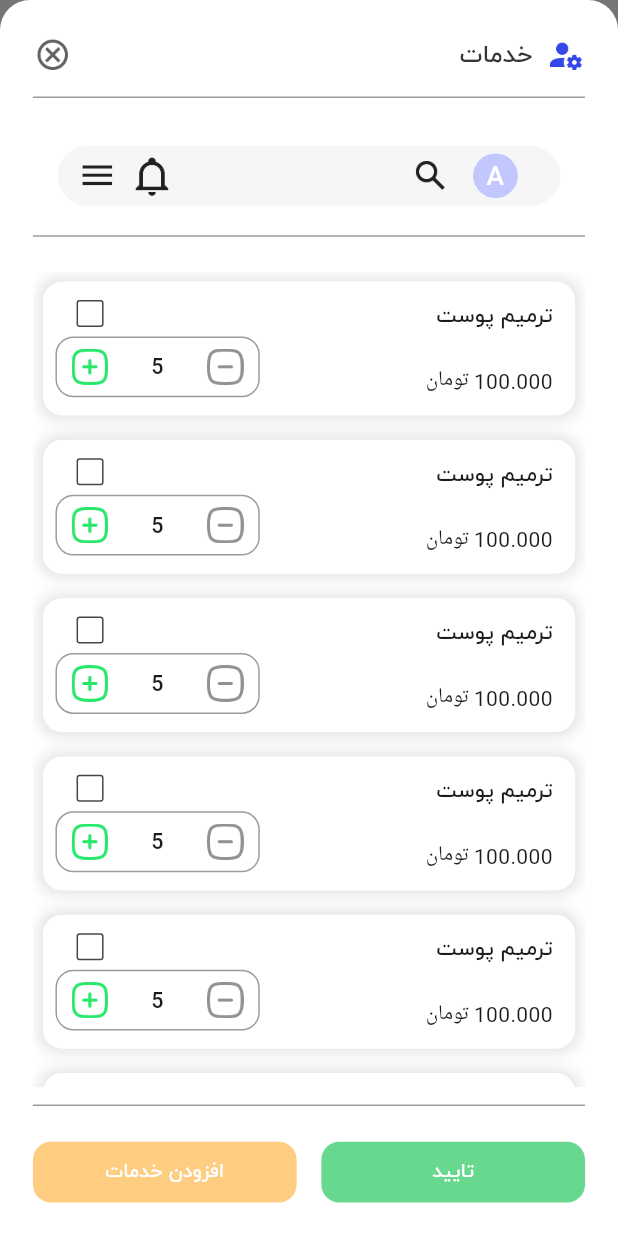
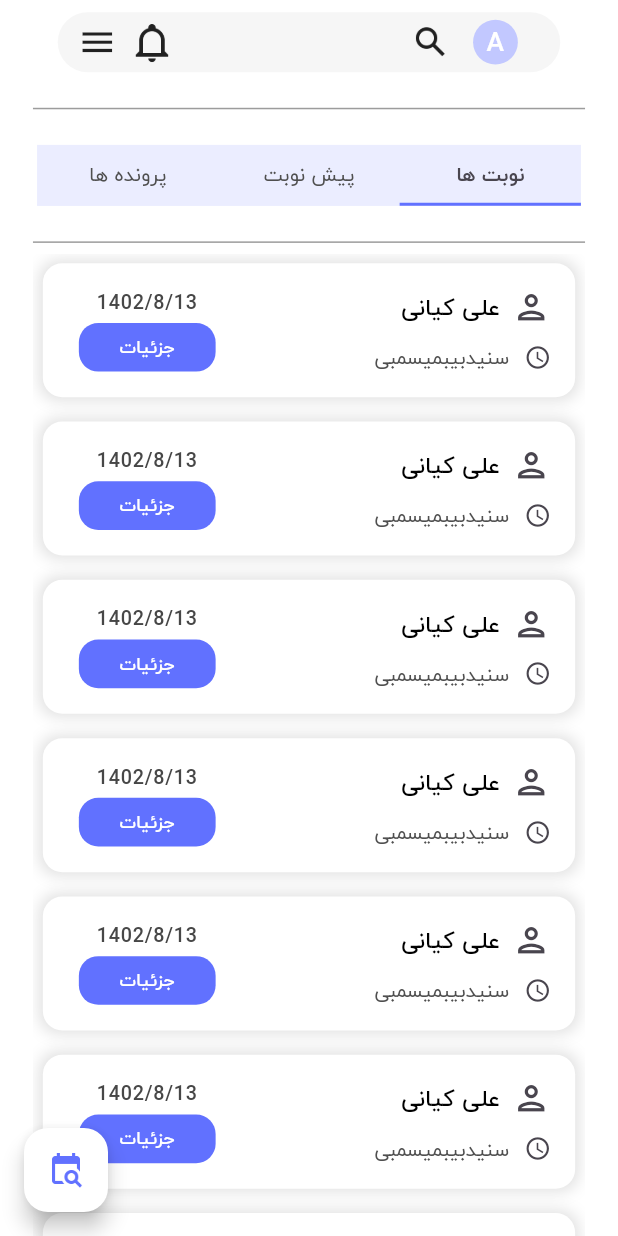
Before and after one commit to RayMasoumi/nobitok, a Flutter app: the screen it shows after launch, on a phone screen of 412 x 824 dp. Run offline on Flutter 3.47's test engine with Material 2 defaults, Android fonts, the phone set to English and light mode, and no system bars; our stand-ins replace flutter_bloc, flutter_screenutil.

Commit message:
home screen list view fully fixed

```diff
--- a/lib/main.dart
+++ b/lib/main.dart
@@ -1,7 +1,7 @@
 import 'package:flutter/material.dart';
 import 'package:flutter_localizations/flutter_localizations.dart';
 import 'package:flutter_screenutil/flutter_screenutil.dart';
-import 'package:nobitok/presentation/modal_bottom_sheets/service_list.dart';
+import 'package:nobitok/presentation/screens/home_screen.dart';
 
 import 'constants/sizes.dart';
 
@@ -30,7 +30,7 @@ class MyApp extends StatelessWidget {
           home: const Directionality(
             textDirection: TextDirection.rtl,
             // child: ChangePriceBottomSheet(),
-            child: ServiceBottomSheet(),
+            child: HomeScreen(),
           ),
           localizationsDelegates: const [
             GlobalMaterialLocalizations.delegate,
--- a/lib/presentation/modal_bottom_sheets/service_list.dart
+++ b/lib/presentation/modal_bottom_sheets/service_list.dart
@@ -1,17 +1,14 @@
 import 'package:flutter/material.dart';
-import 'package:flutter_screenutil/flutter_screenutil.dart';
 import 'package:nobitok/constants/colors.dart';
 import 'package:nobitok/constants/sizes.dart';
-import 'package:nobitok/constants/strings.dart';
 import 'package:nobitok/presentation/widgets/custom_button.dart';
 import 'package:nobitok/presentation/widgets/custom_list_view.dart';
 import 'package:nobitok/presentation/widgets/custom_topbar.dart';
 import 'package:nobitok/presentation/widgets/padded_divider.dart';
 import 'package:nobitok/presentation/widgets/searchbar_widget.dart';
 
-import '../../constants/styles.dart';
 import '../widgets/custom_bottom_sheet.dart';
-import '../widgets/custom_input_quantity_widget.dart';
+import '../widgets/service_list_tile.dart';
 
 class ServiceBottomSheet extends StatelessWidget {
   const ServiceBottomSheet({super.key});
@@ -36,81 +33,13 @@ class ServiceBottomSheet extends StatelessWidget {
 // * divider:
             const PaddedDivider(topPadding: 12, bottomPadding: 16),
 // * listView:
-            Expanded(
+            const Expanded(
               child: CustomListView(
                 tileLeftPadding: 4,
                 tileRightPadding: 10,
                 tileTopPadding: 8,
                 tileBottomPadding: 8,
-                listTile: Card(
-                  elevation: 0,
-                  color: Colors.white,
-                  child: Row(
-                    mainAxisAlignment: MainAxisAlignment.spaceBetween,
-                    children: [
-// * right side:
-                      Expanded(
-                        child: Column(
-                          mainAxisAlignment: MainAxisAlignment.spaceBetween,
-                          children: [
-// * service name:
-                            Row(
-                              children: [
-                                Text(
-                                  'ترمیم پوست',
-                                  style: kBold13TextStyle,
-                                  textAlign: TextAlign.start,
-                                ),
-                                const Spacer(),
-                              ],
-                            ),
-// * service price:
-                            const Row(
-                              children: [
-                                Text('100.000'),
-                                Text(' $kCurrency'),
-                              ],
-                            ),
-                          ],
-                        ),
-                      ),
-// * left side:
-                      Expanded(
-                        child: Column(
-                          crossAxisAlignment: CrossAxisAlignment.end,
-                          mainAxisAlignment: MainAxisAlignment.spaceBetween,
-                          children: [
-// * checkbox:
-                            Row(
-                              mainAxisAlignment: MainAxisAlignment.end,
-                              children: [
-                                SizedBox(
-                                  height: 18.h,
-                                  width: 18.w,
-                                  child: Checkbox(
-                                    value: false,
-                                    onChanged: (value) {},
-                                    side: const BorderSide(
-                                      color: Color(0xff49454F),
-                                    ),
-                                  ),
-                                ),
-                                SizedBox(
-                                  width: 12.w,
-                                ),
-                              ],
-                            ),
-
-// * quantity:
-                            const CustomInputQuantityWidget(
-                              index: 5,
-                            ),
-                          ],
-                        ),
-                      )
-                    ],
-                  ),
-                ),
+                listTile: ServicesListTile(),
               ),
             ),
 // * bottom divider:
--- a/lib/presentation/screens/home_screen.dart
+++ b/lib/presentation/screens/home_screen.dart
@@ -1,13 +1,10 @@
 import 'package:flutter/material.dart';
 import 'package:flutter_screenutil/flutter_screenutil.dart';
-import 'package:nobitok/presentation/widgets/custom_list_tile.dart';
 import 'package:nobitok/presentation/widgets/custom_list_view.dart';
 import 'package:nobitok/presentation/widgets/custom_tabbar.dart';
+import 'package:nobitok/presentation/widgets/customer_list_tile.dart';
 import 'package:nobitok/presentation/widgets/padded_divider.dart';
 
-import '../../constants/sizes.dart';
-import '../../constants/styles.dart';
-import '../widgets/custom_button.dart';
 import '../widgets/custom_image_widget.dart';
 import '../widgets/horizontal_padding.dart';
 import '../widgets/searchbar_widget.dart';
@@ -47,73 +44,20 @@ class HomeScreen extends StatelessWidget {
                 bottomPadding: 16,
               ), // * end of first divider
 // * tab bar:
-              const CustomTabbar(),
+              const CustomTabBar(),
 // * second divider:
               const PaddedDivider(
                 topPadding: 16,
                 bottomPadding: 0,
               ), // * after divider:
 // * list view:
-              Expanded(
+              const Expanded(
                 child: CustomListView(
-                  listTile: CustomListTile(
-                    leading: SizedBox(
-                      width: 150.w,
-                      child: Column(
-                        children: [
-                          Row(
-                            children: [
-                              Icon(
-                                Icons.person_outlined,
-                                size: 24.w,
-                              ),
-                              SizedBox(
-                                width: 7.w,
-                              ),
-                              Text(
-                                'علی کیانی',
-                                style: kBold14TextStyle,
-                              ),
-                            ],
-                          ),
-                          const Spacer(),
-                          Row(
-                            children: [
-                              const Icon(
-                                Icons.access_time,
-                                size: 18,
-                              ),
-                              SizedBox(
-                                width: 9.w,
-                              ),
-                              Text(
-                                'سنیدبیبمیسمبی',
-                                style: kMedium12TextStyle,
-                              ),
-                              const Spacer(),
-                            ],
-                          ),
-                        ],
-                      ),
-                    ),
-                    trailing: Column(
-                      children: [
-                        Text(
-                          '1402/8/13',
-                          style: kBold12TextStyle,
-                        ),
-                        const Spacer(),
-                        CustomButton(
-                            height: 32,
-                            width: 83,
-                            fontSize: 12,
-                            borderRadius: kBorderRadius13,
-                            color: const Color(0xff6171FF),
-                            text: 'جزئیات',
-                            onPressed: () {}),
-                      ],
-                    ),
-                  ),
+                  tileLeftPadding: 0,
+                  tileRightPadding: 0,
+                  tileTopPadding: 16,
+                  tileBottomPadding: 8,
+                  listTile: CustomerListTile(),
                 ),
               ),
             ],
--- a/lib/presentation/widgets/custom_tabbar.dart
+++ b/lib/presentation/widgets/custom_tabbar.dart
@@ -3,8 +3,8 @@ import 'package:flutter_screenutil/flutter_screenutil.dart';
 
 import '../../constants/styles.dart';
 
-class CustomTabbar extends StatelessWidget {
-  const CustomTabbar({
+class CustomTabBar extends StatelessWidget {
+  const CustomTabBar({
     super.key,
   });
 
--- /dev/null
+++ b/lib/presentation/widgets/customer_list_tile.dart
@@ -0,0 +1,76 @@
+import 'package:flutter/material.dart';
+import 'package:flutter_screenutil/flutter_screenutil.dart';
+
+import '../../constants/sizes.dart';
+import '../../constants/styles.dart';
+import 'custom_button.dart';
+
+class CustomerListTile extends StatelessWidget {
+  const CustomerListTile({
+    super.key,
+  });
+
+  @override
+  Widget build(BuildContext context) {
+    return ListTile(
+// * list tile leading:
+      leading: SizedBox(
+        width: 150.w,
+        child: Column(
+          children: [
+            Row(
+              children: [
+                Icon(
+                  Icons.person_outlined,
+                  size: 24.w,
+                ),
+                SizedBox(
+                  width: 7.w,
+                ),
+                Text(
+                  'علی کیانی',
+                  style: kBold14TextStyle,
+                ),
+              ],
+            ),
+            const Spacer(),
+            Row(
+              children: [
+                const Icon(
+                  Icons.access_time,
+                  size: 18,
+                ),
+                SizedBox(
+                  width: 9.w,
+                ),
+                Text(
+                  'سنیدبیبمیسمبی',
+                  style: kMedium12TextStyle,
+                ),
+                const Spacer(),
+              ],
+            ),
+          ],
+        ),
+      ),
+// * list tile trailing:
+      trailing: Column(
+        children: [
+          Text(
+            '1402/8/13',
+            style: kBold12TextStyle,
+          ),
+          const Spacer(),
+          CustomButton(
+              height: 32,
+              width: 83,
+              fontSize: 12,
+              borderRadius: kBorderRadius13,
+              color: const Color(0xff6171FF),
+              text: 'جزئیات',
+              onPressed: () {}),
+        ],
+      ),
+    );
+  }
+}
```
Also changed, not shown: lib/presentation/widgets/custom_list_tile.dart (deleted, +0 -22 lines), lib/presentation/widgets/service_list_tile.dart (added, +85 -0 lines).
